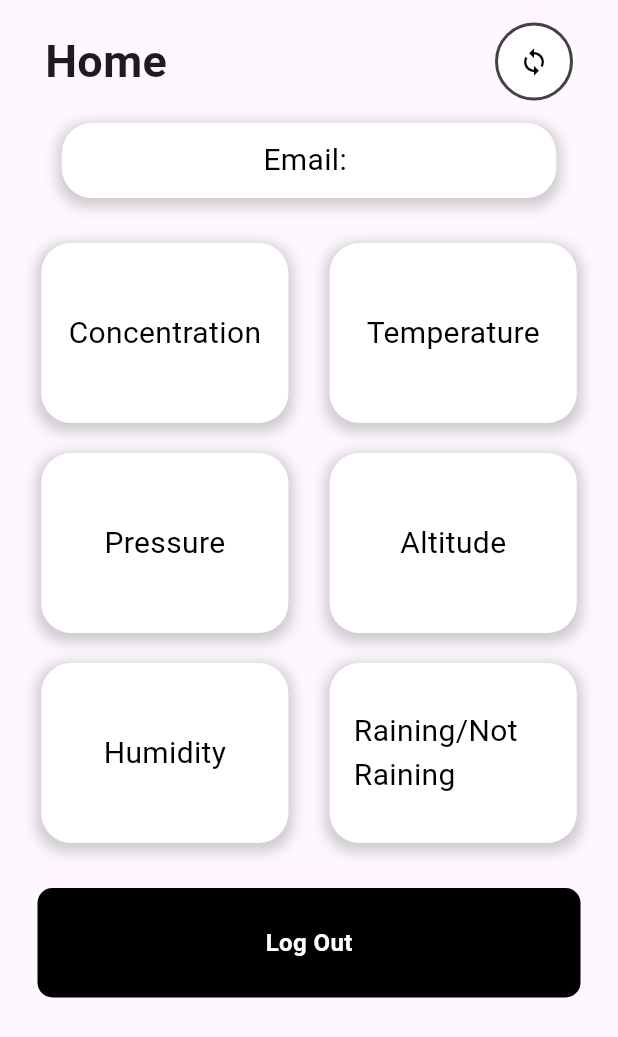
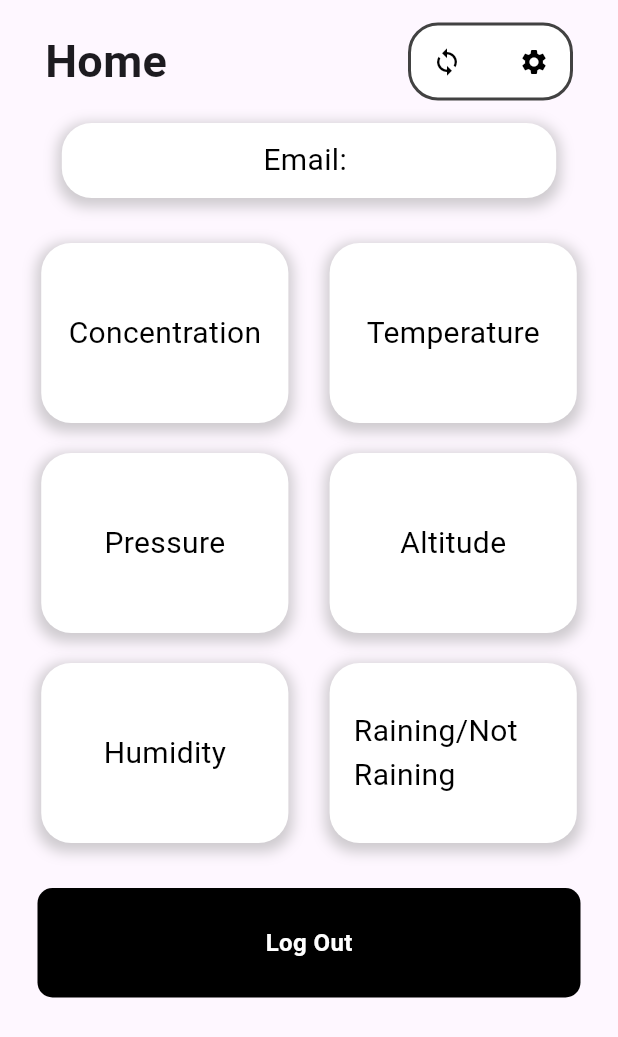
Before and after one commit to shaanjijoe/IOTApplication, a Flutter app: the screen it shows after launch, after a tap on "Register Now", after a tap on "Login", after a tap on "Sign In", on a phone screen of 412 x 824 dp. Shown: the top 1037 px of the screen. Run offline on Flutter 3.47's test engine with Material 3 defaults, Android fonts, the phone set to English and light mode, and no system bars; our stand-ins replace flutter_secure_storage, hive, hive_flutter, syncfusion_flutter_charts; accounts and stored records are empty; network calls fail.

Commit message:
Commit before socket implementation

```diff
--- a/lib/main.dart
+++ b/lib/main.dart
@@ -7,6 +7,8 @@ import 'package:iot_app/pages/Concentration.dart';
 import 'package:iot_app/pages/homePage.dart';
 // import 'package:iot_app/pages/loginPage.dart';
 import 'package:iot_app/pages/loginorregister.dart';
+import 'package:iot_app/pages/pressure.dart';
+import 'package:iot_app/pages/settings.dart';
 import 'package:iot_app/pages/temperature.dart';
 
 void main() async {
@@ -35,6 +37,8 @@ class MyApp extends StatelessWidget {
         '/loginorregister': (context) => const LoginOrRegister(),
         '/concentration' : (context) => const Concentration(),
         '/temperature' : (context) => const Temperature(),
+        '/pressure' : (context) => const Pressure(),
+        '/settings' : (context) => const Settings(),
       },
     );
   }
--- a/lib/pages/homePage.dart
+++ b/lib/pages/homePage.dart
@@ -73,6 +73,14 @@ class _HomePageState extends State<HomePage> {
     // final double tabwidth = 300;
     // final double tabheight = 200;
 
+
+    void popUp(String message) {
+      final snackBar = SnackBar(
+        content: Text(message),
+      );
+      ScaffoldMessenger.of(context).showSnackBar(snackBar);
+    }
+
     void getData() async {
 
       var dat = await FetchData.readInfo();
@@ -109,9 +117,11 @@ class _HomePageState extends State<HomePage> {
 
 
         if(latest == null){
+          latest = timestamp;
             await FetchData.insertInfo(altitude, concentration, humidity, pressure, rain, temperature, timestamp);
         }else {
           if(timestamp.isAfter(latest!)){
+            latest = timestamp;
             await FetchData.insertInfo(altitude, concentration, humidity, pressure, rain, temperature, timestamp);
           }
         }
@@ -123,25 +133,7 @@ class _HomePageState extends State<HomePage> {
 
       }
 
-      // for(var item in lst) {
-      //
-      //   for( var param in params) {
-      //
-      //     graph[param]?.add(Pair(item['timestamp'], item[param]));
-      //     stats[param]?.add(item[param]);
-      //
-      //   }
-      //   // print(item['Concentration']);
-      //   // dataList.add(Pair(item['timestamp'], item['Concentration']));
-      //   // randomData.add(item['Concentration']);
-      // }
-      //
-      //
-      // for( var param in params) {
-      //   for( var item in stats[param]!){
-      //     print(item.toString());
-      //   }
-      // }
+      popUp("Latest Data: " + latest.toString());
 
     }
 
@@ -163,12 +155,6 @@ class _HomePageState extends State<HomePage> {
       );// AlertDialog
     }
 
-    void popUp(String message) {
-      final snackBar = SnackBar(
-        content: Text(message),
-      );
-      ScaffoldMessenger.of(context).showSnackBar(snackBar);
-    }
 
     void logout () async {
       bool save = await FetchData.writeData('email', null);
@@ -208,18 +194,37 @@ class _HomePageState extends State<HomePage> {
                             ),
                           ],
                         ),
+
                         Container(
                           decoration: BoxDecoration(
-                            shape: BoxShape.circle,
+                            shape: BoxShape.rectangle,
+                            borderRadius: BorderRadius.circular(20),
                             color: Colors.white, // Adjust the color as needed
                             border: Border.all(color: Colors.grey.shade800, width: 2),
                           ),
-                          child: IconButton(
-                            onPressed: getData,
-                            icon: Icon(Icons.sync),
-                            iconSize: isTablet ? 40 : 20, // Adjust the size based on the device type
-                            color: Colors.black, // Adjust the icon color as needed
-                            tooltip: 'Sync Data',
+                          child: Row(
+                            children: [
+                              IconButton(
+                                onPressed: getData,
+                                icon: Icon(Icons.sync),
+                                iconSize: isTablet ? 30 : 20, // Adjust the size based on the device type
+                                color: Colors.black, // Adjust the icon color as needed
+                                tooltip: 'Sync Data',
+                              ),
+
+                              SizedBox(width: 10,),
+                              IconButton(
+                                onPressed: () {
+                                  // Navigate to the settings page
+                                  Navigator.pushNamed(context, '/settings');
+                                },
+                                icon: Icon(Icons.settings),
+                                iconSize: isTablet ? 30 : 20,
+                                color: Colors.black,
+                                tooltip: 'Settings',
+                              ),
+
+                            ],
                           ),
                         ),
                       ],
@@ -235,51 +240,6 @@ class _HomePageState extends State<HomePage> {
                   SizedBox(height: isTablet ? 50 : 30),
 
 
-                  // SizedBox(height: 50,),
-                  //
-                  // Center(
-                  //   child: Row(
-                  //     children: [
-                  //       Container(
-                  //         padding: const EdgeInsets.all(25),
-                  //         margin: EdgeInsets.symmetric(horizontal: 10),
-                  //         decoration: BoxDecoration(
-                  //           color: Colors.black,
-                  //           borderRadius: BorderRadius.circular (10),
-                  //         ), // BoxDecoration child: const Center(
-                  //         child: const  Center(
-                  //           child: Text(
-                  //             'Air Quality',
-                  //             style: TextStyle(
-                  //               color: Colors.white,
-                  //               fontWeight: FontWeight.bold,
-                  //               fontSize: 30,
-                  //             ), // TextStyle
-                  //           ),
-                  //         ), // Text ), // Center
-                  //       ),
-                  //
-                  //       Container(
-                  //         padding: const EdgeInsets.all(25),
-                  //         margin: EdgeInsets.symmetric(horizontal: 10),
-                  //         decoration: BoxDecoration(
-                  //           color: Colors.black,
-                  //           borderRadius: BorderRadius.circular (10),
-                  //         ), // BoxDecoration child: const Center(
-                  //         child: const  Center(
-                  //           child: Text(
-                  //             'Air Quality',
-                  //             style: TextStyle(
-                  //               color: Colors.white,
-                  //               fontWeight: FontWeight.bold,
-                  //               fontSize: 30,
-                  //             ), // TextStyle
-                  //           ),
-                  //         ), // Text ), // Center
-                  //       ),
-                  //     ],
-                  //   ),
-                  // ),
 
                   Row(
                     mainAxisAlignment: MainAxisAlignment.spaceEvenly,
@@ -292,7 +252,7 @@ class _HomePageState extends State<HomePage> {
                   Row(
                     mainAxisAlignment: MainAxisAlignment.spaceEvenly,
                     children: [
-                      RoundedTab(text: 'Pressure', height: tabheight, width: tabwidth,fontSize: isTablet ? 30.0 : 20.0,),
+                      GestureDetector(onTap: () {Navigator.pushNamed(context, '/pressure');}  ,child: RoundedTab(text: 'Pressure', height: tabheight, width: tabwidth,fontSize: isTablet ? 30.0 : 20.0,)),
                       RoundedTab(text: 'Altitude', height: tabheight, width: tabwidth,fontSize: isTablet ? 30.0 : 20.0,),
                     ],
                   ),
--- a/lib/pages/loginPage.dart
+++ b/lib/pages/loginPage.dart
@@ -24,6 +24,55 @@ class _LoginPageState extends State<LoginPage> {
   final emailController = TextEditingController();
 
   final passwordController = TextEditingController();
+
+  bool _isLoading = false;
+
+  @override
+  void initState() {
+    super.initState();
+    // Call autoSignIn when the widget is initialized
+    autoSignIn();
+  }
+
+  void autoSignIn() async {
+    setState(() {_isLoading = true;});
+    // Check if email and password are already saved
+    String? savedEmail = await FetchData.readData('email');
+    String? savedPassword = await FetchData.checkToken();
+    if (savedEmail != null && savedPassword != null) {
+      // Automatically sign in with saved credentials
+      // signIn(savedEmail, savedPassword);
+      emailController.text = savedEmail!;
+      passwordController.text = savedPassword!;
+
+
+      final result = await FetchData.connectionStatus();
+
+      if (result["error"] == "incomplete request") {
+        setState(() {_isLoading = false;});
+        // popUpCenter("Error Making Request");
+        return;
+      }
+
+      final result2 = await FetchData.login(savedEmail, savedPassword);
+
+      if (result2["error"] == "incomplete request") {
+        setState(() {_isLoading = false;});
+        // popUpCenter("Parameter Absent");
+        return;
+      }
+
+      setState(() {_isLoading = false;});
+      if (result2["status"] == true){
+        Navigator.pushNamed(context, '/homepage');
+      }
+
+
+    }
+  }
+
+
+
 
 
 
@@ -58,11 +107,18 @@ class _LoginPageState extends State<LoginPage> {
     }
 
     void signIn() async{
+
+      setState(() {
+        _isLoading = true;
+      });
+
+
       final result = await FetchData.connectionStatus();
 
       // Check the result and call the popUp function accordingly
       // popUp(jsonEncode(result));
       if (result["error"] == "incomplete request") {
+        setState(() {_isLoading = false;});
         popUpCenter("Error Making Request");
         return;
       }
@@ -73,6 +129,7 @@ class _LoginPageState extends State<LoginPage> {
       final result2 = await FetchData.login(email, password);
 
       if (result2["error"] == "incomplete request") {
+        setState(() {_isLoading = false;});
         popUpCenter("Parameter Absent");
         return;
       }
@@ -84,6 +141,7 @@ class _LoginPageState extends State<LoginPage> {
       if (result2["status"] == false) {
         // popUp(jsonEncode(result2));
         // return;
+        setState(() {_isLoading = false;});
         if(result2["error"]=="404"){
           popUpCenter("Email not registered");
         } else if (result2["error"]=="401"){
@@ -100,6 +158,7 @@ class _LoginPageState extends State<LoginPage> {
       bool save = await FetchData.writeToken(password);
       bool save2 = await FetchData.writeData("email", email);
 
+      setState(() {_isLoading = false;});
       if(save && save2){
         // popUp('Saved successfully');
         // popUpCenter(password);
@@ -184,6 +243,8 @@ class _LoginPageState extends State<LoginPage> {
                 SizedBox(height: isTablet ? 50: 25,),
 
 
+                _isLoading ?
+                CircularProgressIndicator():
                 MyButton(
                   message: 'Sign In',
                   onTap: signIn,),
```
Also changed, not shown: lib/pages/pressure.dart (added, +125 -0 lines), lib/pages/settings.dart (added, +39 -0 lines).
